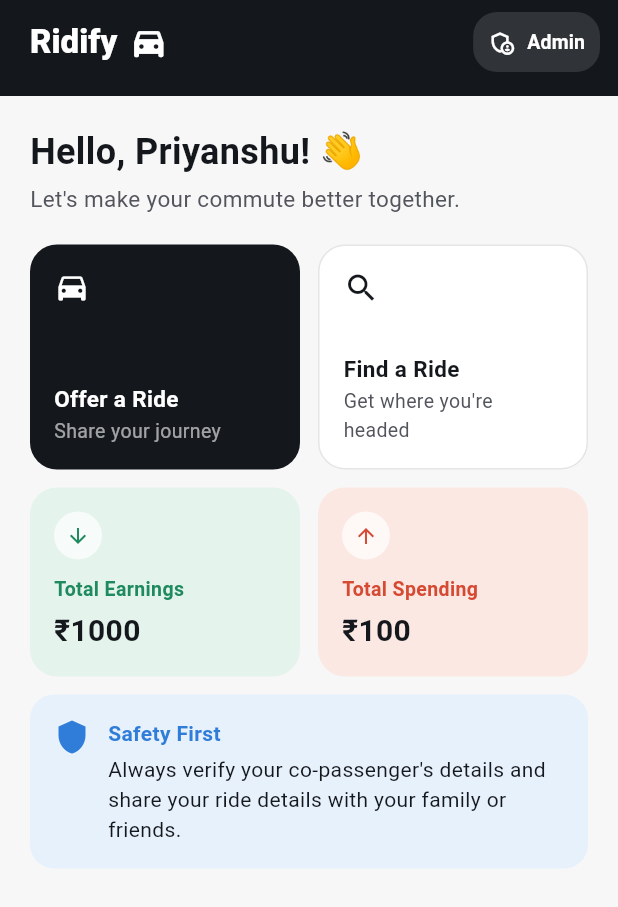
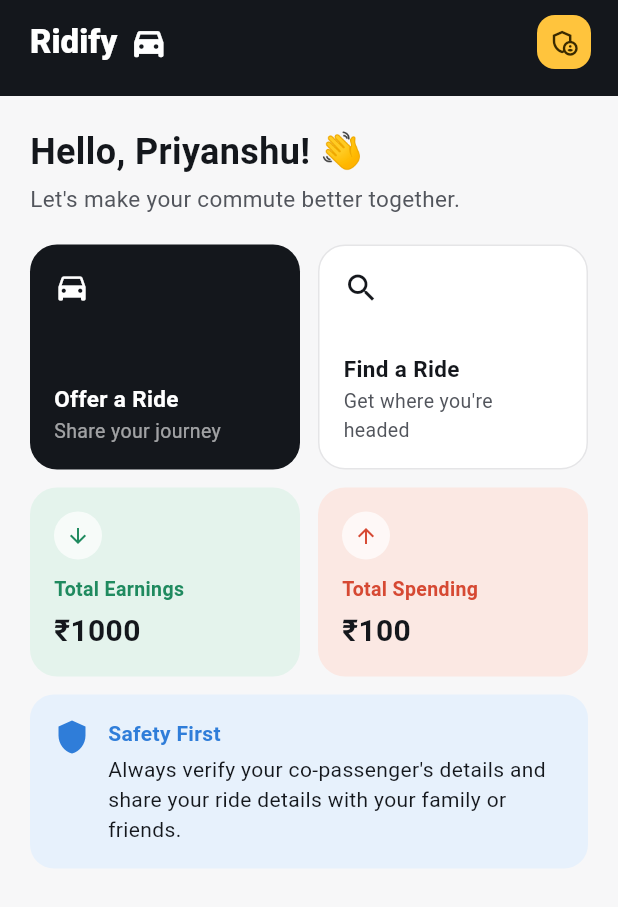
Before and after one commit to Hackotber-26/T06-HopSync, a Flutter app: the HomeScreen screen opened directly with empty values, on a phone screen of 412 x 824 dp. Shown: the top 907 px of the screen. Run offline on Flutter 3.47's test engine with Material 3 defaults, Android fonts, the phone set to English and light mode, and no system bars; our stand-ins replace flutter_map, image_picker, latlong2; accounts and stored records are empty.

Commit message:
Update admin button to icon-only yellow button

```diff
--- a/mobile/lib/screens/home_screen.dart
+++ b/mobile/lib/screens/home_screen.dart
@@ -13,18 +13,16 @@
       appBar: BrandHeader(
         trailing: Padding(
           padding: const EdgeInsets.only(right: 12),
-          child: TextButton.icon(
+          child: IconButton(
             onPressed: () => navigate('adminLogin'),
-            icon: const Icon(Icons.admin_panel_settings_outlined, color: Colors.white, size: 18),
-            label: const Text(
-              'Admin',
-              style: TextStyle(color: Colors.white, fontWeight: FontWeight.w600, fontSize: 13),
+            icon: const Icon(Icons.admin_panel_settings_outlined, color: RColors.signalInk, size: 20),
+            style: IconButton.styleFrom(
+              backgroundColor: RColors.signal,
+              padding: const EdgeInsets.all(8),
+              minimumSize: const Size(36, 36),
+              shape: RoundedRectangleBorder(borderRadius: BorderRadius.circular(12)),
             ),
-            style: TextButton.styleFrom(
-              backgroundColor: Colors.white.withValues(alpha: 0.12),
-              padding: const EdgeInsets.symmetric(horizontal: 10, vertical: 6),
-              shape: RoundedRectangleBorder(borderRadius: BorderRadius.circular(16)),
-            ),
+            tooltip: 'Admin',
           ),
         ),
       ),
```
